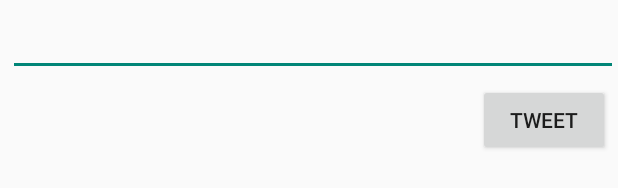
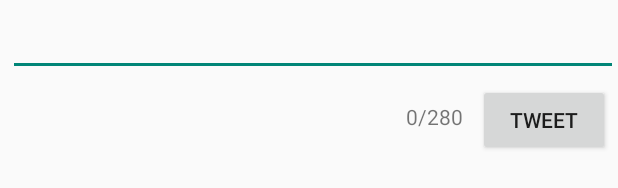
Before and after one commit to otterice/TwitterClient, an Android app: the layout activity_compose.xml on its own in the app's theme, with its tools: preview values and no code run, on a phone screen of 412 x 824 dp. Shown: the part 128-316 px from the top of the screen. Run offline under Robolectric (Android 15) with nearby library versions, the phone set to English and light mode, and no system bars.

```diff
--- a/app/src/main/res/layout/activity_compose.xml
+++ b/app/src/main/res/layout/activity_compose.xml
@@ -29,4 +29,15 @@
         android:layout_marginTop="5dp"
         android:layout_marginEnd="5dp"
         android:text="@string/tweet" />
+
+    <TextView
+        android:id="@+id/tvCharacterCount"
+        android:layout_width="wrap_content"
+        android:layout_height="wrap_content"
+        android:layout_below="@+id/etCompose"
+        android:layout_marginTop="17dp"
+        android:layout_marginEnd="10dp"
+        android:layout_toStartOf="@+id/btnTweet"
+        tools:text="0/280" />
+
 </RelativeLayout>
```
Also changed, not shown: app/src/main/java/com/codepath/apps/restclienttemplate/ComposeActivity.java (+27 -0 lines), 1 other file.
